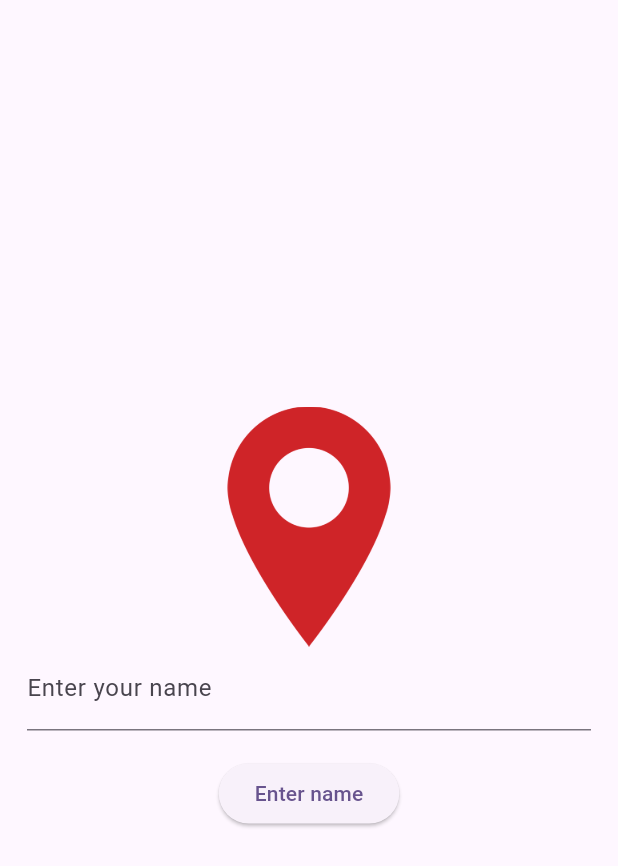
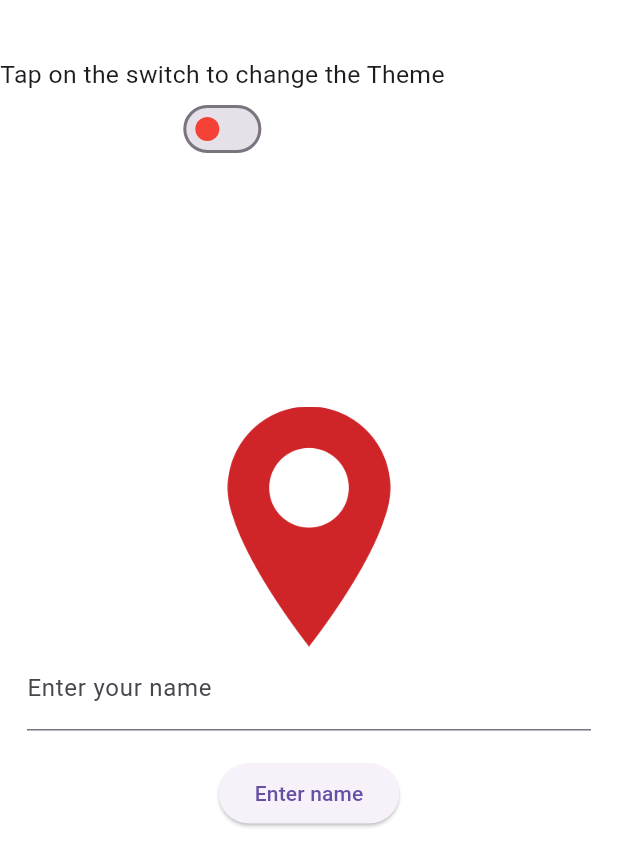
Before and after one commit to MurotxonovAnvarxon/friendslocation, a Flutter app: the screen it shows after launch, on a phone screen of 412 x 824 dp. Shown: the top 866 px of the screen. Run offline on Flutter 3.47's test engine with Material 3 defaults, Android fonts, the light colour scheme and no system bars; our stand-ins replace cloud_firestore, dio, firebase_core, geolocator, get; missing offline and left inert: yandex_mapkit; accounts and stored records are empty; generated files the repository leaves out were written again; Roboto replaces fonts that are missing (ComicNeue).

Commit message:
theme changed

```diff
--- a/lib/getX/state_manager/controller/getx_controller.dart
+++ b/lib/getX/state_manager/controller/getx_controller.dart
@@ -1,3 +1,4 @@
+import 'package:flutter/material.dart';
 import 'package:friendslocation/repository/repository.dart';
 import 'package:get/get.dart';
 
@@ -7,10 +8,16 @@ class EnterNameController extends GetxController {
   final repository = AppRepository();
 
   void sendLocation(Autogenerated friendModel) async {
-    await repository.sendlocation(
-        friendModel.mapId ?? "",
-        friendModel.name ?? "",
-        friendModel.late ?? 0,
-        friendModel.long ?? 0);
+    await repository.sendlocation(friendModel.mapId ?? "",
+        friendModel.name ?? "", friendModel.late ?? 0, friendModel.long ?? 0);
+  }
+
+  Rx<ThemeMode> currentTheme = ThemeMode.system.obs;
+
+  // function to switch between themes
+  void switchTheme() {
+    currentTheme.value = currentTheme.value == ThemeMode.light
+        ? ThemeMode.dark
+        : ThemeMode.light;
   }
 }
--- a/lib/main.dart
+++ b/lib/main.dart
@@ -1,5 +1,6 @@
 import 'package:firebase_core/firebase_core.dart';
 import 'package:friendslocation/getX/state_manager/controller/map_screen_getx_controller.dart';
+import 'package:friendslocation/util/theme_change.dart';
 import 'firebase_options.dart';
 import 'package:flutter/material.dart';
 import 'package:friendslocation/presentation/enter_name_screen.dart';
@@ -14,7 +15,6 @@ void main() async {
     options: DefaultFirebaseOptions.currentPlatform,
   );
   AndroidYandexMap.useAndroidViewSurface = false;
-
   runApp(const MyApp());
 }
 
@@ -29,10 +29,9 @@ class MyApp extends StatelessWidget {
     return GetMaterialApp(
         debugShowCheckedModeBanner: false,
         title: 'Flutter Demo',
-        theme: ThemeData(
-          colorScheme: ColorScheme.fromSeed(seedColor: Colors.deepPurple),
-          useMaterial3: true,
-        ),
+        theme: CustomTheme.lightTheme,
+        darkTheme: CustomTheme.darkTheme,
+        themeMode: ThemeMode.system,
         // home: MapScreen(),
         initialRoute: "/entername",
         getPages: [
--- a/lib/presentation/enter_name_screen.dart
+++ b/lib/presentation/enter_name_screen.dart
@@ -4,9 +4,9 @@ import 'package:friendslocation/getX/state_manager/controller/getx_controller.da
 import 'package:friendslocation/model/friend_model.dart';
 import 'package:get/get.dart';
 import 'package:uuid/uuid.dart';
-
 import '../util/app_lat_long.dart';
 import '../util/location_service.dart';
+import '../util/theme_change.dart';
 
 class EnterNameScreen extends StatelessWidget {
   EnterNameScreen({super.key});
@@ -34,14 +34,39 @@ class EnterNameScreen extends StatelessWidget {
   Widget build(BuildContext context) {
     _initPermission();
     fetchCurrentLocation();
+    Size size = MediaQuery.of(context).size;
+
     var uuid = Uuid.NAMESPACE_X500;
     var controller = TextEditingController();
     final getxcontroller = Get.find<EnterNameController>();
     return Scaffold(
-      body: Column(
+      body: Stack(children: [
+        Padding(
+          padding: const EdgeInsets.only(top: 38.0),
+          child: Column(
+            children: [
+              Text(
+                "Tap on the switch to change the Theme",
+                style: TextStyle(fontSize: size.height * 0.02),
+              ),
+              Obx(
+                () => Switch(
+                  value: getxcontroller.currentTheme.value == ThemeMode.dark,
+                  onChanged: (value) {
+                    getxcontroller.switchTheme();
+                    Get.changeThemeMode(getxcontroller.currentTheme.value);
+                  },
+                  activeColor: CustomTheme.white,
+                ),
+              ),
+            ],
+          ),
+        ),
+        Column(
           mainAxisAlignment: MainAxisAlignment.center,
           children: [
-          Center(child: Image.asset("assets/btn.png", height: 160, width: 160)),
+            Center(
+                child: Image.asset("assets/btn.png", height: 160, width: 160)),
             Padding(
               padding: const EdgeInsets.symmetric(horizontal: 18.0),
               child: TextField(
@@ -61,7 +86,10 @@ class EnterNameScreen extends StatelessWidget {
               child: ElevatedButton(
                   onPressed: () {
                     getxcontroller.sendLocation(Autogenerated(
-                      "${uuid} ${controller.text} ", controller.text, location?.lat, location?.long));
+                        "${uuid} ${controller.text} ",
+                        controller.text,
+                        location?.lat,
+                        location?.long));
                     Get.toNamed(
                       "/mapscreen",
                     );
@@ -70,6 +98,7 @@ class EnterNameScreen extends StatelessWidget {
             )
           ],
         ),
+      ]),
     );
   }
 }
--- /dev/null
+++ b/lib/util/theme_change.dart
@@ -0,0 +1,72 @@
+import 'package:flutter/material.dart';
+import 'package:flutter/services.dart';
+
+class CustomTheme {
+  static const lightThemeFont = "ComicNeue", darkThemeFont = "Poppins";
+
+  // light theme
+  static final lightTheme = ThemeData(
+    primaryColor: lightThemeColor,
+    brightness: Brightness.light,
+    scaffoldBackgroundColor: white,
+    useMaterial3: true,
+    fontFamily: lightThemeFont,
+    switchTheme: SwitchThemeData(
+      thumbColor:
+      MaterialStateProperty.resolveWith<Color>((states) => lightThemeColor),
+    ),
+    appBarTheme: AppBarTheme(
+      centerTitle: true,
+      backgroundColor: white,
+      scrolledUnderElevation: 0,
+      titleTextStyle: TextStyle(
+        fontWeight: FontWeight.w500,
+        color: black,
+        fontSize: 23, //20
+      ),
+      iconTheme: IconThemeData(color: lightThemeColor),
+      elevation: 0,
+      actionsIconTheme: IconThemeData(color: lightThemeColor),
+      systemOverlayStyle: SystemUiOverlayStyle(
+        statusBarColor: white,
+        statusBarIconBrightness: Brightness.dark,
+      ),
+    ),
+  );
+
+  // dark theme
+  static final darkTheme = ThemeData(
+    primaryColor: darkThemeColor,
+    brightness: Brightness.dark,
+    scaffoldBackgroundColor: black,
+    useMaterial3: true,
+    fontFamily: darkThemeFont,
+    switchTheme: SwitchThemeData(
+      trackColor:
+      MaterialStateProperty.resolveWith<Color>((states) => darkThemeColor),
+    ),
+    appBarTheme: AppBarTheme(
+      centerTitle: true,
+      backgroundColor: black,
+      scrolledUnderElevation: 0,
+      titleTextStyle: TextStyle(
+        fontWeight: FontWeight.w500,
+        color: white,
+        fontSize: 23, //20
+      ),
+      iconTheme: IconThemeData(color: darkThemeColor),
+      elevation: 0,
+      actionsIconTheme: IconThemeData(color: darkThemeColor),
+      systemOverlayStyle: SystemUiOverlayStyle(
+        statusBarColor: black,
+        statusBarIconBrightness: Brightness.light,
+      ),
+    ),
+  );
+
+  // colors
+  static Color lightThemeColor = Colors.red,
+      white = Colors.white,
+      black = Colors.black,
+      darkThemeColor = Colors.yellow;
+}
```
Lines whose indentation alone changed are shown as unchanged.
